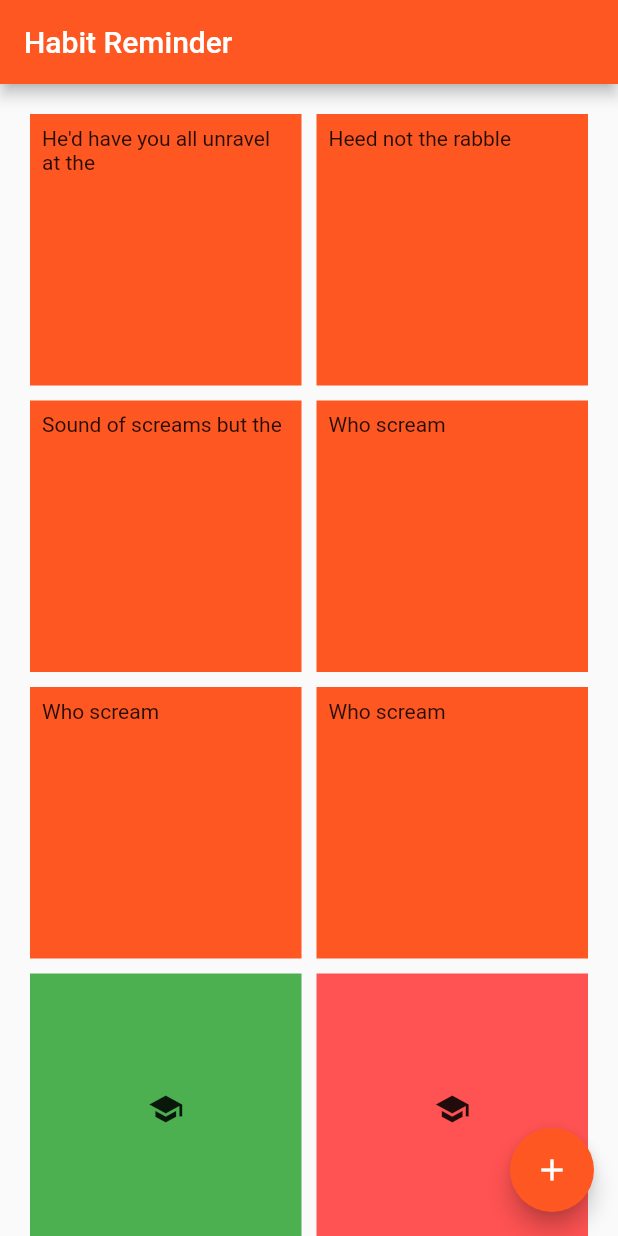
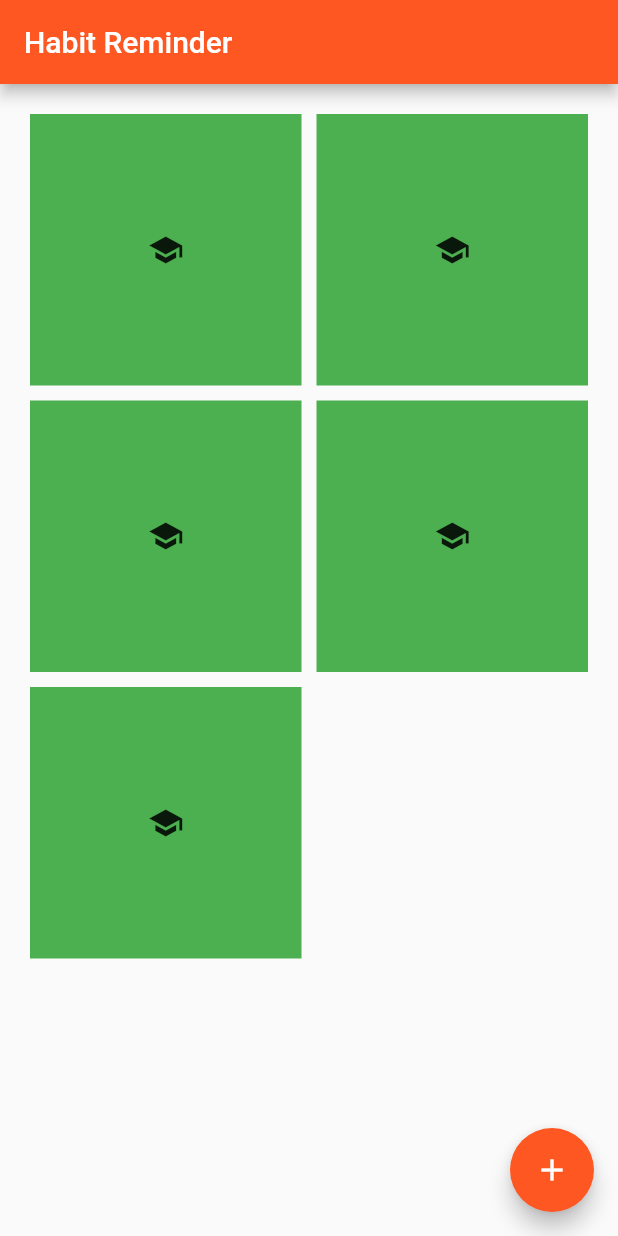
Before and after one commit to AngusFiedler/Hack_MIT_2020, a Flutter app: the screen it shows after launch, on a phone screen of 412 x 824 dp. Run offline on Flutter 3.47's test engine with Material 2 defaults, Android fonts, the phone set to English and light mode, and no system bars; drawn by our look-alikes of flip_card; our stand-ins replace shared_preferences.

Commit message:
Added flipcard functionality

```diff
--- a/habit_reminder/lib/main.dart
+++ b/habit_reminder/lib/main.dart
@@ -1,5 +1,6 @@
 import 'package:flutter/material.dart';
 import 'package:shared_preferences/shared_preferences.dart';
+import 'package:flip_card/flip_card.dart';
 
 void main() {
   runApp(App());
@@ -42,79 +43,12 @@ class _DashboardState extends State<Dashboard> {
         title: Text(widget.title),
       ),
       body: GridView.count(
-        primary: false,
-        padding: const EdgeInsets.all(20),
-        crossAxisSpacing: 10,
-        mainAxisSpacing: 10,
-        crossAxisCount: 2,
-        children: <Widget>[
-          Container(
-            padding: const EdgeInsets.all(8),
-            child: const Text("He'd have you all unravel at the"),
-            color: Colors.deepOrange,
-          ),
-          Container(
-            padding: const EdgeInsets.all(8),
-            child: const Text('Heed not the rabble'),
-            color: Colors.deepOrange,
-          ),
-          Container(
-            padding: const EdgeInsets.all(8),
-            child: const Text('Sound of screams but the'),
-            color: Colors.deepOrange,
-          ),
-          Container(
-            padding: const EdgeInsets.all(8),
-            child: const Text('Who scream'),
-            color: Colors.deepOrange,
-          ),
-          Container(
-            padding: const EdgeInsets.all(8),
-            child: const Text('Who scream'),
-            color: Colors.deepOrange,
-          ),
-          Container(
-            padding: const EdgeInsets.all(8),
-            child: const Text('Who scream'),
-            color: Colors.deepOrange,
-          ),
-          Container(
-            padding: const EdgeInsets.all(8),
-            child: Icon(Icons.school),
-            color: Colors.green,
-          ),
-          Container(
-            padding: const EdgeInsets.all(8),
-            child: Icon(Icons.school),
-            color: Colors.redAccent,
-          ),
-          Container(
-            padding: const EdgeInsets.all(8),
-            child: const Text('Who scream'),
-            color: Colors.deepOrange,
-          ),
-          Container(
-            padding: const EdgeInsets.all(8),
-            child: const Text('Who scream'),
-            color: Colors.deepOrange,
-          ),
-          Container(
-            padding: const EdgeInsets.all(8),
-            child: const Text('Who scream'),
-            color: Colors.deepOrange,
-          ),
-          Container(
-            padding: const EdgeInsets.all(8),
-            child: const Text('Revolution is coming...'),
-            color: Colors.deepOrange,
-          ),
-          Container(
-            padding: const EdgeInsets.all(8),
-            child: const Text('Revolution, they...'),
-            color: Colors.deepOrange,
-          ),
-        ],
-      ),
+          primary: false,
+          padding: const EdgeInsets.all(20),
+          crossAxisSpacing: 10,
+          mainAxisSpacing: 10,
+          crossAxisCount: 2,
+          children: _create_cards()),
       // FAB for adding new card;
       // TODO: Create card method
       floatingActionButton: FloatingActionButton(
@@ -123,4 +57,35 @@ class _DashboardState extends State<Dashboard> {
       ), // This trailing comma makes auto-formatting nicer for build methods.
     );
   }
+
+  // Creates widget's dynamically
+  List<Widget> _create_cards() {
+    List listings = List<Widget>();
+    int i = 0;
+    for (i = 0; i < 5; i++) {
+      listings.add(
+        FlipCard(
+          direction: FlipDirection.HORIZONTAL, // default
+          front: Container(
+            padding: const EdgeInsets.all(8),
+            child: const Icon(Icons.school),
+            color: Colors.green,
+          ),
+        //   ),
+          back: Container(
+            padding: const EdgeInsets.all(8),
+            child: const Icon(Icons.school),
+            color: Colors.red,
+          ),
+        ),
+
+        // Container(
+        //     padding: const EdgeInsets.all(8),
+        //     child: const Icon(Icons.school),
+        //     color: Colors.green,
+        //   ),
+      );
+    }
+    return listings;
+  }
 }
--- a/habit_reminder/pubspec.yaml
+++ b/habit_reminder/pubspec.yaml
@@ -24,6 +24,7 @@ dependencies:
   flutter:
     sdk: flutter
   shared_preferences: ^0.5.10
+  flip_card: ^0.4.4
 
 
 
```
Also changed, not shown: habit_reminder/pubspec.lock.
